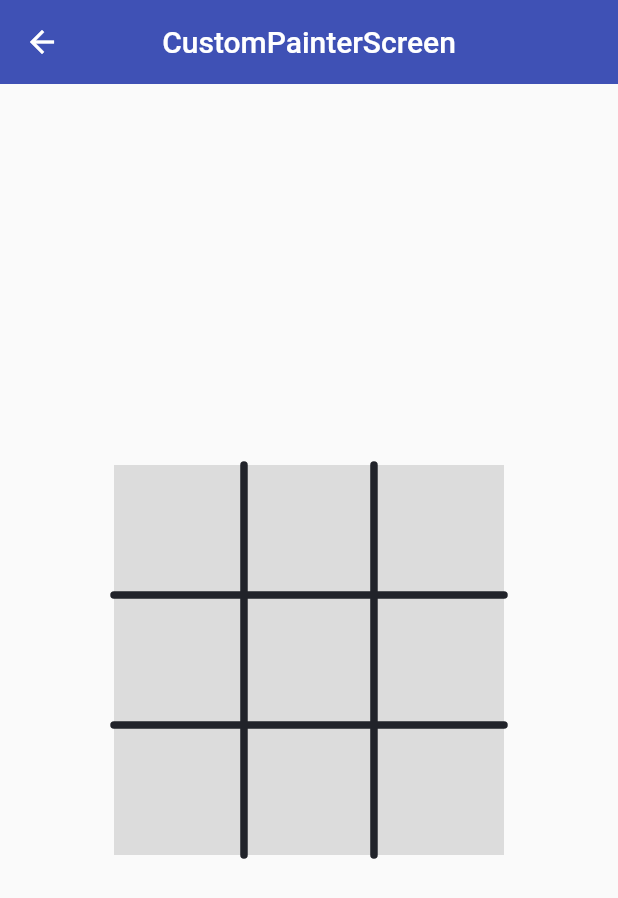
After one commit to LuisPulenta/componentes, a Flutter app: the MiPaginaCustomPainter screen opened directly, on a phone screen of 412 x 824 dp. The commit adds this screen. Shown: the top 898 px of the screen. Run offline on Flutter 3.47's test engine with Material 2 defaults, Android fonts, the phone set to English and light mode, and no system bars; our stand-ins replace animate_do.

Commit message:
Widget of the week 17 y 18

```diff
--- a/lib/router/app_routes.dart
+++ b/lib/router/app_routes.dart
@@ -141,6 +141,16 @@ class AppRoutes {
         name: 'ClipRRect',
         screen: const ClipRRectScreen(),
         icon: Icons.stream),
+    MenuOption(
+        route: 'hero',
+        name: 'Hero',
+        screen: const HeroScreen(),
+        icon: Icons.animation),
+    MenuOption(
+        route: 'custompainter',
+        name: 'CustomPainter',
+        screen: const CustomPainterScreen(),
+        icon: Icons.graphic_eq),
   ];
 
   // static Map<String, Widget Function(BuildContext)> routes = {
--- /dev/null
+++ b/lib/screens/custom_painter_screen.dart
@@ -0,0 +1,63 @@
+import 'package:flutter/material.dart';
+
+class CustomPainterScreen extends StatelessWidget {
+  const CustomPainterScreen({Key? key}) : super(key: key);
+
+  @override
+  Widget build(BuildContext context) {
+    return MiPaginaCustomPainter();
+  }
+}
+
+class MiPaginaCustomPainter extends StatelessWidget {
+  @override
+  Widget build(BuildContext context) {
+    return Scaffold(
+      appBar: AppBar(title: Text('CustomPainterScreen')),
+      body: Center(
+        child: Container(
+          height: 260,
+          width: 260,
+          color: Colors.black12,
+          child: CustomPaint(
+            painter: MiPainterPersonalizado(),
+          ),
+        ),
+      ),
+    );
+  }
+}
+
+class MiPainterPersonalizado extends CustomPainter {
+  @override
+  void paint(Canvas canvas, Size size) {
+    final paint = Paint()
+      ..color = Color(0xff21232a)
+      ..strokeWidth = 5
+      ..strokeCap = StrokeCap.round
+      ..style = PaintingStyle.stroke;
+
+    final path = Path();
+    // path.moveTo(0, 0);
+    // path.lineTo(size.width * 0.5, 0);
+    // path.lineTo(size.width * 0.5, size.height * 0.5);
+    // path.lineTo(0, size.height * 0.5);
+    // path.lineTo(0, size.height);
+    // path.lineTo(size.width, size.height);
+    // path.lineTo(size.width, 0);
+
+    path.moveTo(size.width * 0.3333, 0);
+    path.lineTo(size.width * 0.3333, size.height);
+    path.moveTo(size.width * 0.6666, 0);
+    path.lineTo(size.width * 0.6666, size.height);
+    path.moveTo(0, size.height * 0.3333);
+    path.lineTo(size.width, size.height * 0.3333);
+    path.moveTo(0, size.height * 0.6666);
+    path.lineTo(size.width, size.height * 0.6666);
+
+    canvas.drawPath(path, paint);
+  }
+
+  @override
+  bool shouldRepaint(MiPainterPersonalizado oldDelegate) => true;
+}
--- a/lib/screens/screens.dart
+++ b/lib/screens/screens.dart
@@ -3,11 +3,13 @@ export 'package:componentes/screens/animated_screen.dart';
 export 'package:componentes/screens/avatar_screen.dart';
 export 'package:componentes/screens/card_screen.dart';
 export 'package:componentes/screens/cliprrect_screen.dart';
+export 'package:componentes/screens/custom_painter_screen.dart';
 export 'package:componentes/screens/expanded_screen.dart';
 export 'package:componentes/screens/fadeinimage_screen.dart';
 export 'package:componentes/screens/fadetransition_screen.dart';
 export 'package:componentes/screens/floatingactionbutton_screen.dart';
 export 'package:componentes/screens/future_builder_screen.dart';
+export 'package:componentes/screens/hero_screen.dart';
 export 'package:componentes/screens/home_screen.dart';
 export 'package:componentes/screens/inheritedwidget_screen.dart';
 export 'package:componentes/screens/inputs_screen.dart';
```
Also changed, not shown: lib/screens/hero_detail_screen.dart (added, +30 -0 lines), lib/screens/hero_screen.dart (added, +74 -0 lines).
